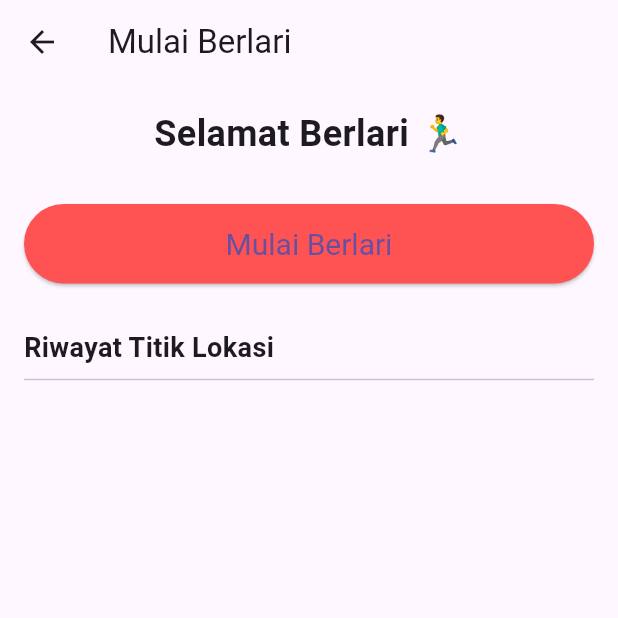
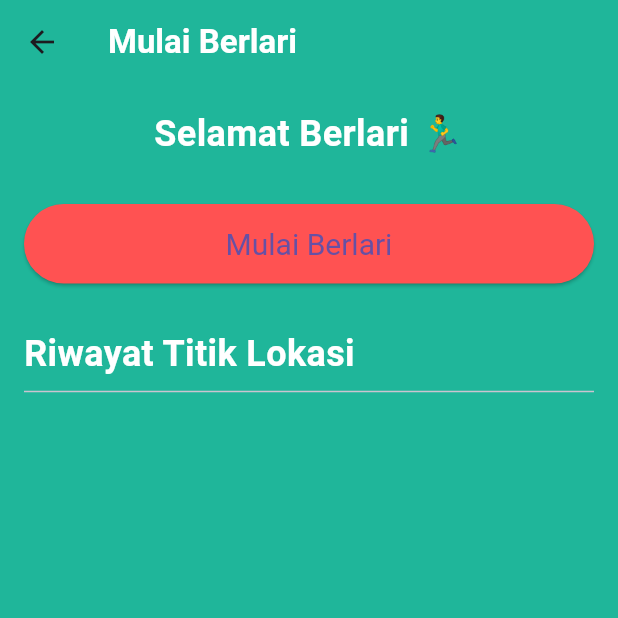
Before and after one commit to dimasbagas/Runnning_feet, a Flutter app: the History screen opened directly, after a tap on the "directions run" icon, on a phone screen of 412 x 824 dp, the top half of it. Run offline on Flutter 3.47's test engine with Material 3 defaults, Android fonts, the light colour scheme and no system bars; our stand-ins replace location, sqflite; missing offline and left inert: syncfusion_flutter_maps; accounts and stored records are empty; network calls fail.

Commit message:
perbaikan tampilan dan penataan UI pada halaman Riwayat dan Peta

```diff
--- a/lib/pages/hisroty.dart
+++ b/lib/pages/hisroty.dart
@@ -74,10 +74,13 @@ class _HistoryState extends State<History> {
     return Scaffold(
       appBar: AppBar(
         title: const Text("Running Tracking"),
+        titleTextStyle: Theme.of(context).textTheme.titleLarge?.copyWith(
+          color: Colors.white,
+          fontWeight: FontWeight.bold,
+        ),
         centerTitle: true,
-        backgroundColor: mainOrange,
+        backgroundColor: mainSage,
       ),
-      backgroundColor: mainSage,
       body: SafeArea(
         child: Container(
           color: mainSage,
--- a/lib/pages/running.dart
+++ b/lib/pages/running.dart
@@ -13,6 +13,9 @@ class Running extends StatefulWidget {
 class _RunningState extends State<Running> {
   final DatabaseInstance _databaseInstance = DatabaseInstance.instance;
   final Location _locationService = Location();
+
+  final Color mainOrange = const Color(0xFFff7f27);
+  final Color mainSage = const Color(0xFF1FB69A);
 
   late int _lariId;
   Timer? _timer;
@@ -99,8 +102,17 @@ class _RunningState extends State<Running> {
   @override
   Widget build(BuildContext context) {
     return Scaffold(
-      appBar: AppBar(title: const Text("Mulai Berlari")),
-      body: SafeArea(
+      appBar: AppBar(
+        title: const Text("Mulai Berlari"),
+        backgroundColor: mainSage,
+        titleTextStyle: Theme.of(context).textTheme.titleLarge?.copyWith(
+          color: Colors.white,
+          fontWeight: FontWeight.bold,
+        ),
+      ),
+      body: Container(
+        color: mainSage,
+        child: SafeArea(
           child: Padding(
             padding: const EdgeInsets.all(16.0),
             child: Column(
@@ -108,7 +120,11 @@ class _RunningState extends State<Running> {
               children: [
                 Text(
                   "Selamat Berlari 🏃‍♂️",
-                style: const TextStyle(fontSize: 24, fontWeight: FontWeight.bold),
+                  style: const TextStyle(
+                    fontSize: 24,
+                    fontWeight: FontWeight.bold,
+                    color: Colors.white,
+                  ),
                   textAlign: TextAlign.center,
                 ),
                 const SizedBox(height: 30),
@@ -125,12 +141,18 @@ class _RunningState extends State<Running> {
                       _startRunning();
                     }
                   },
-                child: Text(_isRunning ? "Berhenti Berlari" : "Mulai Berlari"),
+                  child: Text(
+                    _isRunning ? "Berhenti Berlari" : "Mulai Berlari",
+                  ),
                 ),
                 const SizedBox(height: 30),
                 const Text(
                   "Riwayat Titik Lokasi",
-                style: TextStyle(fontSize: 18, fontWeight: FontWeight.bold),
+                  style: TextStyle(
+                    fontSize: 24,
+                    fontWeight: FontWeight.bold,
+                    color: Colors.white,
+                  ),
                 ),
                 const Divider(),
                 Expanded(
@@ -140,28 +162,34 @@ class _RunningState extends State<Running> {
                       final locationPoint = _locations[index];
 
                       if (locationPoint == null) {
-                      return const ListTile(title: Text("Lokasi tidak valid"));
+                        return const ListTile(
+                          title: Text("Lokasi tidak valid"),
+                        );
                       }
 
                       return Card(
                         elevation: 2,
                         margin: const EdgeInsets.symmetric(vertical: 4),
+                        color: mainOrange,
                         child: ListTile(
                           leading: CircleAvatar(
                             child: Text((index + 1).toString()),
                           ),
                           title: Text(
                             "Lat: ${locationPoint.latitude?.toStringAsFixed(6) ?? 'N/A'}",
+                            style: const TextStyle(color: Colors.white),
                           ),
                           subtitle: Text(
                             "Lon: ${locationPoint.longitude?.toStringAsFixed(6) ?? 'N/A'}",
+                            style: const TextStyle(color: Colors.white),
                           ),
                         ),
                       );
                     },
                   ),
-              )
+                ),
               ],
+            ),
           ),
         ),
       ),
```
Also changed, not shown: lib/pages/maps.dart (+25 -6 lines). Lines whose indentation alone changed are shown as unchanged.
